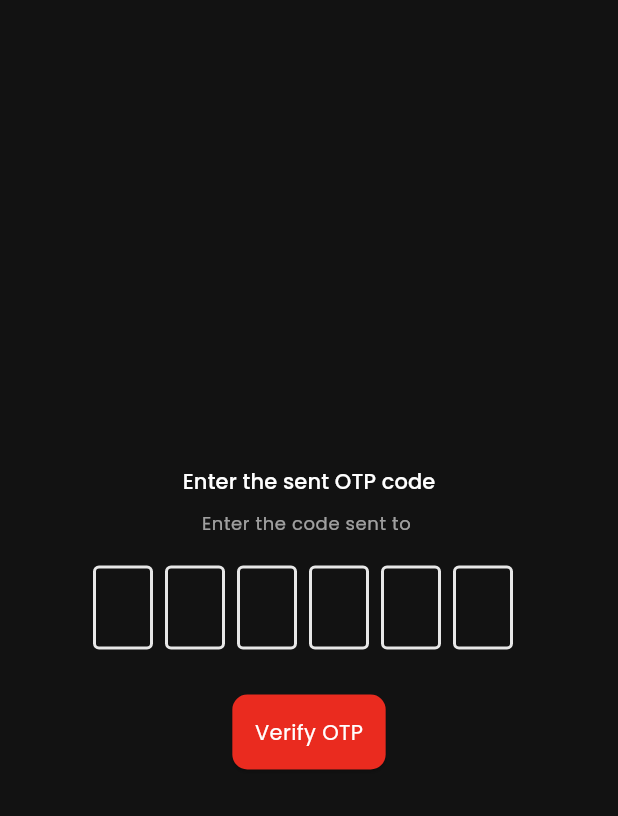
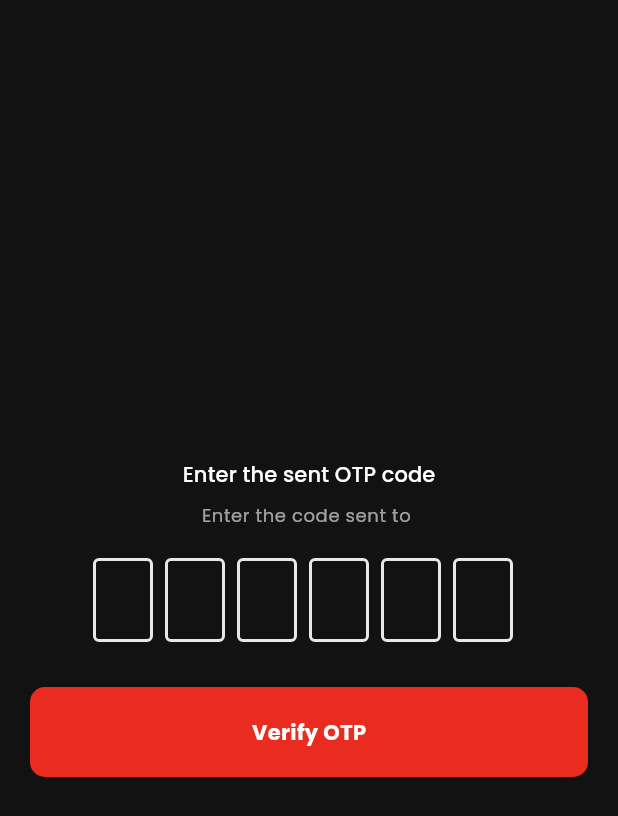
Before and after one commit to lbnmahs/vulcane, a Flutter app: the PhoneOTPScreen screen opened directly with empty values, after a tap on "Send OTP", on a phone screen of 412 x 824 dp. Shown: the top 816 px of the screen. Run offline on Flutter 3.47's test engine with Material 3 defaults, Android fonts, the phone set to English and light mode, and no system bars; drawn by our look-alikes of flutter_otp_text_field; our stand-ins replace bloc, cloud_firestore, firebase_auth, firebase_core, flutter_bloc, flutter_dotenv and 5 more; accounts and stored records are empty; network calls fail.

Commit message:
refactor: phone number and OTP verification logic

```diff
--- a/lib/views/screens/auth/phone_otp_screen.dart
+++ b/lib/views/screens/auth/phone_otp_screen.dart
@@ -18,6 +18,29 @@ class PhoneOTPScreen extends StatefulWidget {
 class _PhoneOTPScreenState extends State<PhoneOTPScreen> {
   var _isPhoneNumber = true;
   final _phoneNumberController = TextEditingController();
+
+  void _verify () {
+    if(_isPhoneNumber) {
+      context.read<AuthBloc>().add(
+        SendOTP(
+          phoneNumber: _phoneNumberController.text,
+          uid: widget.uid,
+          codeSent: (verificationId) {
+            _phoneNumberController.text = verificationId;
+          }
+        )
+      );
+      setState(() => _isPhoneNumber = false);
+    } else {
+      context.read<AuthBloc>().add(
+        VerifyOTP(
+          verificationId: _phoneNumberController.text,
+          smsCode: _phoneNumberController.text,
+          uid: widget.uid
+        )
+      );
+    }
+  }
 
   @override
   void dispose() {
@@ -54,6 +77,7 @@ class _PhoneOTPScreenState extends State<PhoneOTPScreen> {
                 textAlign: TextAlign.start,
               ),
               const SizedBox(height: 20),
+
               _isPhoneNumber
                 ? InternationalPhoneNumberInput(
                     textFieldController: _phoneNumberController,
@@ -79,45 +103,34 @@ class _PhoneOTPScreenState extends State<PhoneOTPScreen> {
                     },
                   ),
               const SizedBox(height: 30),
-              ElevatedButton(
-                onPressed: () {
-                  if(_isPhoneNumber) {
-                    setState(() => _isPhoneNumber = false);
-                    context.read<AuthBloc>().add(
-                      SendOTP(
-                        phoneNumber: _phoneNumberController.text,
-                        uid: widget.uid,
-                        codeSent: (verificationId) {
-                          _phoneNumberController.text = verificationId;
-                        }
-                      )
-                    );
-                  } else {
-                    context.read<AuthBloc>().add(
-                      VerifyOTP(
-                        verificationId: _phoneNumberController.text,
-                        smsCode: _phoneNumberController.text,
-                        uid: widget.uid
-                      )
-                    );
-                  }
+
+              BlocBuilder<AuthBloc, AuthState>(
+                builder: (context, state) {
+                  return GestureDetector(
+                    onTap: state is! AuthLoading ? _verify : null,
+                    child: Container(
+                      width: double.infinity,
+                      padding: const EdgeInsets.symmetric(horizontal: 40, vertical: 20),
+                      decoration: BoxDecoration(
+                        borderRadius: BorderRadius.circular(10),
+                        color: Theme.of(context).colorScheme.secondary,
+                      ),
+                      child: Center(
+                        child: state is AuthLoading
+                          ? CircularProgressIndicator(
+                              color: Theme.of(context).colorScheme.onSecondaryContainer,
+                            )
+                          : Text(
+                              _isPhoneNumber ? 'Send OTP' : 'Verify OTP',
+                              style: Theme.of(context).textTheme.bodyMedium!.copyWith(
+                                color: Theme.of(context).colorScheme.onSecondaryContainer,
+                                fontWeight: FontWeight.bold,
+                              ),
+                            ),
+                      ),
+                    ),
+                  );
                 },
-                style: ElevatedButton.styleFrom(
-                  padding: const EdgeInsets.symmetric(
-                    horizontal: 15, vertical: 15
-                  ),
-                  backgroundColor: Theme.of(context).colorScheme.secondary,
-                  foregroundColor: Theme.of(context).colorScheme.onPrimary,
-                  shape: RoundedRectangleBorder(
-                    borderRadius: BorderRadius.circular(10),
-                  ),
-                ),
-                child: Text(
-                  _isPhoneNumber ? 'Send OTP' : 'Verify OTP',
-                  style: Theme.of(context).textTheme.bodyMedium!.copyWith(
-                    color: Theme.of(context).colorScheme.onPrimary,
-                  ),
-                ),
               ),
             ],
           ),
```
